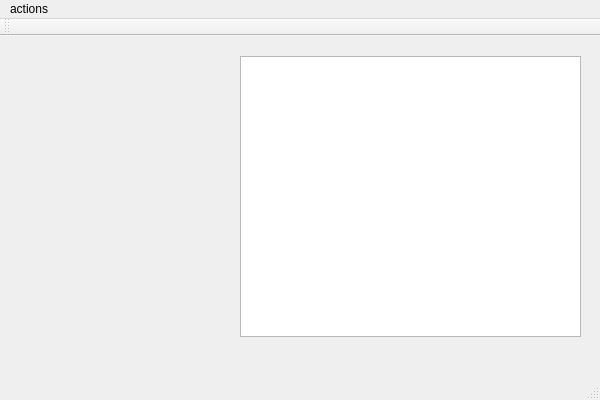
Above: RtreeApp/rtreeapp.ui from killerwife/Rtree before the change. Below: the same form after it.
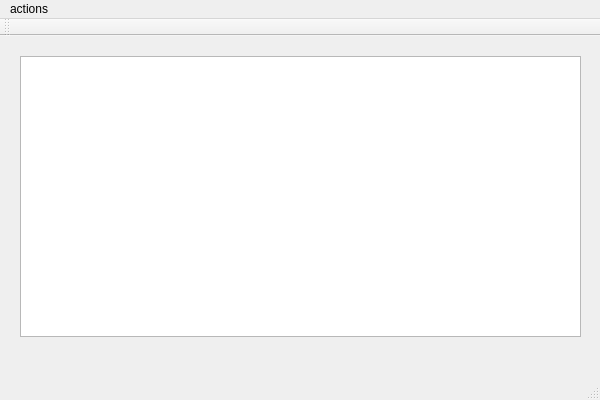
That is the form after the change.

Diff of the .ui file:
```diff
--- a/RtreeApp/rtreeapp.ui
+++ b/RtreeApp/rtreeapp.ui
@@ -17,9 +17,9 @@
    <widget class="QTextBrowser" name="textBrowser">
     <property name="geometry">
      <rect>
-      <x>240</x>
+      <x>20</x>
       <y>20</y>
-      <width>341</width>
+      <width>561</width>
       <height>281</height>
      </rect>
     </property>
```
